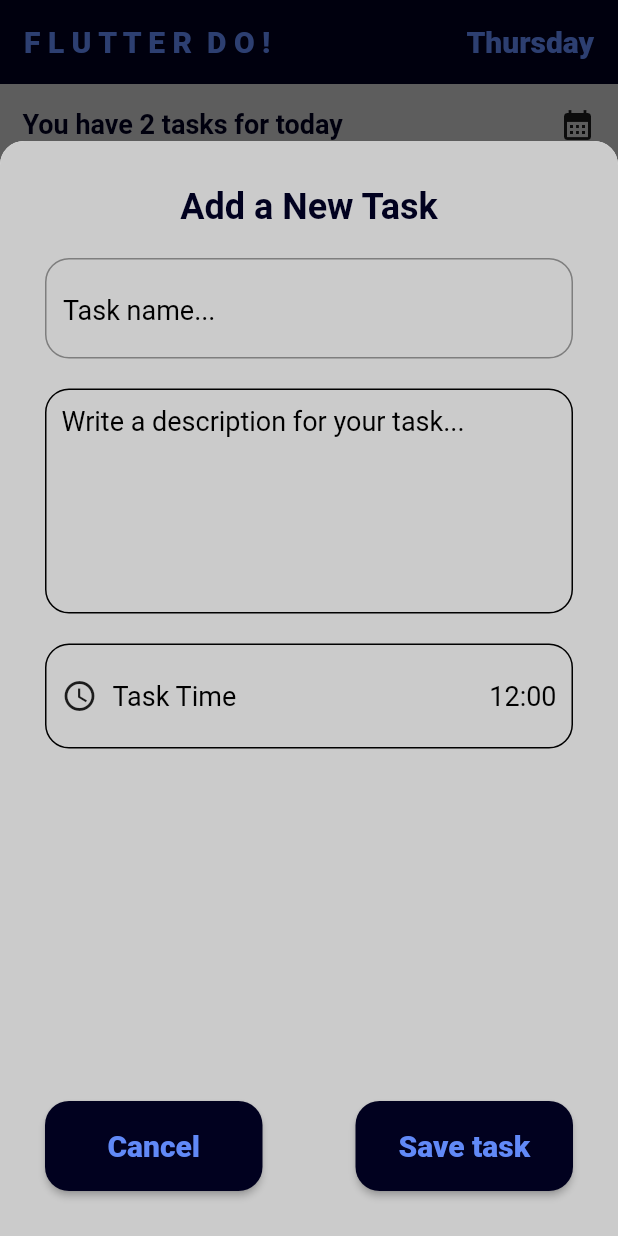
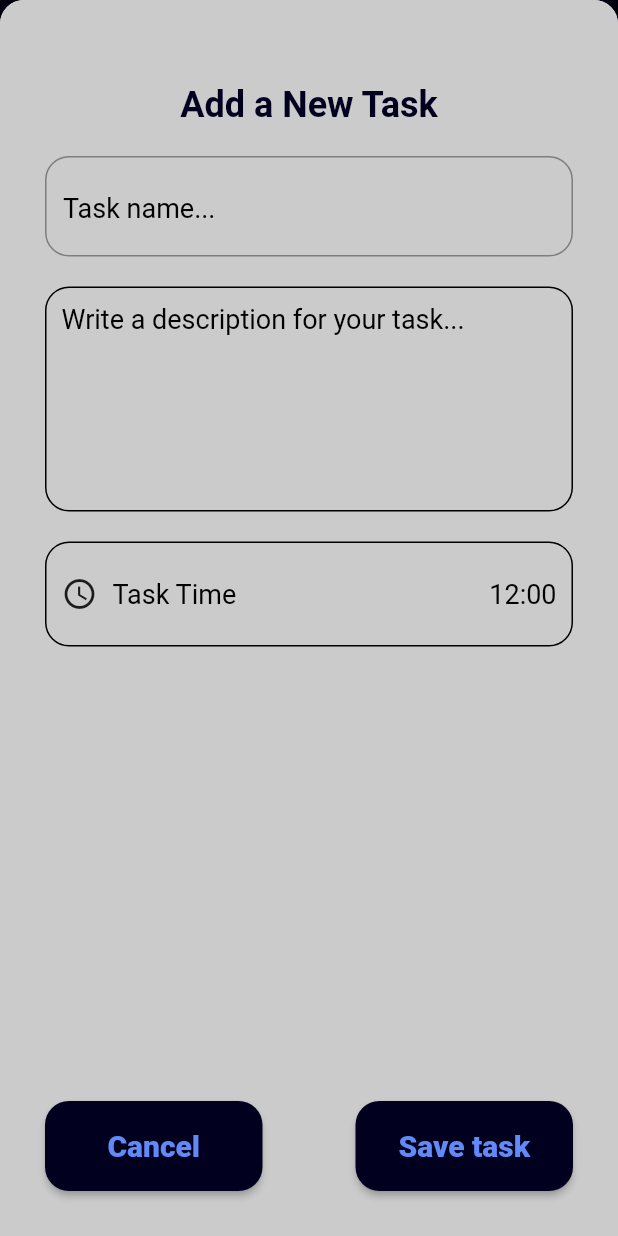
Before and after one commit to OGabrielPereira/FlutterDo, a Flutter app: the screen it shows after launch, after a tap on the "add" icon, on a phone screen of 412 x 824 dp. Run offline on Flutter 3.47's test engine with Material 2 defaults, Android fonts, the phone set to English and light mode, and no system bars; drawn by our look-alikes of flutter_slidable; our stand-ins replace hive_flutter; accounts and stored records are empty.

Commit message:
ModalBottomSheet Size Ajusts

```diff
--- a/lib/utils/modal_dialog_box.dart
+++ b/lib/utils/modal_dialog_box.dart
@@ -20,7 +20,6 @@ class ModalDialogBox extends StatelessWidget {
   @override
   Widget build(BuildContext context) {
     return Container(
-      height: 730,
       //border for container
       decoration: const BoxDecoration(
         color: Color.fromARGB(255, 203, 203, 203),
@@ -30,7 +29,8 @@ class ModalDialogBox extends StatelessWidget {
         ),
       ),
       child: Padding(
-        padding: const EdgeInsets.all(30.0),
+        padding: EdgeInsets.fromLTRB(30, AppBar().preferredSize.height, 30, 30),
+
         child: SizedBox(
           child: Column(
             mainAxisAlignment: MainAxisAlignment.spaceBetween,
```
